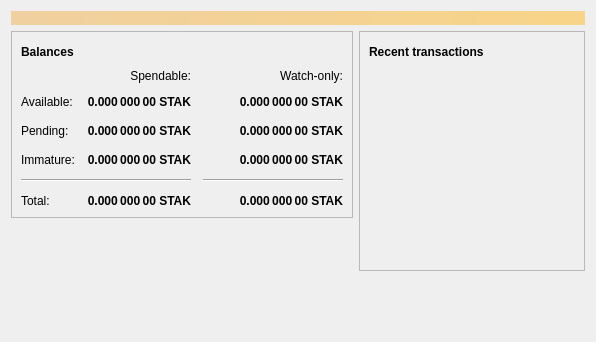
Qt form src/qt/forms/overviewpage.ui (weycoin/weycoin) before a commit.
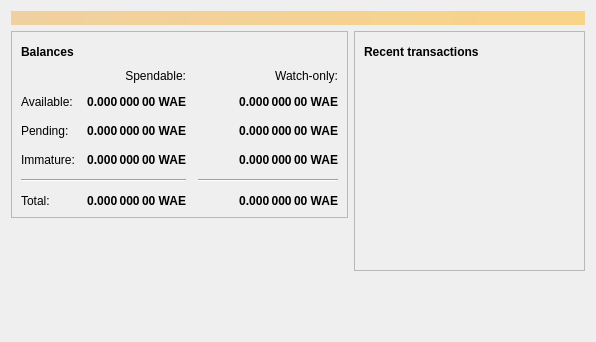
The same form after that commit. Icons and pictures are not drawn.

What changed in the file:
```diff
--- a/src/qt/forms/overviewpage.ui
+++ b/src/qt/forms/overviewpage.ui
@@ -129,7 +129,7 @@
                <string>Unconfirmed transactions to watch-only addresses</string>
               </property>
               <property name="text">
-               <string notr="true">0.000 000 00 STAK</string>
+               <string notr="true">0.000 000 00 WAE</string>
               </property>
               <property name="alignment">
                <set>Qt::AlignRight|Qt::AlignTrailing|Qt::AlignVCenter</set>
@@ -154,7 +154,7 @@
                <string>Total of transactions that have yet to be confirmed, and do not yet count toward the spendable balance</string>
               </property>
               <property name="text">
-               <string notr="true">0.000 000 00 STAK</string>
+               <string notr="true">0.000 000 00 WAE</string>
               </property>
               <property name="alignment">
                <set>Qt::AlignRight|Qt::AlignTrailing|Qt::AlignVCenter</set>
@@ -179,7 +179,7 @@
                <string>Mined balance in watch-only addresses that has not yet matured</string>
               </property>
               <property name="text">
-               <string notr="true">0.000 000 00 STAK</string>
+               <string notr="true">0.000 000 00 WAE</string>
               </property>
               <property name="alignment">
                <set>Qt::AlignRight|Qt::AlignTrailing|Qt::AlignVCenter</set>
@@ -237,7 +237,7 @@
                <string>Mined balance that has not yet matured</string>
               </property>
               <property name="text">
-               <string notr="true">0.000 000 00 STAK</string>
+               <string notr="true">0.000 000 00 WAE</string>
               </property>
               <property name="alignment">
                <set>Qt::AlignRight|Qt::AlignTrailing|Qt::AlignVCenter</set>
@@ -282,7 +282,7 @@
                <string>Your current total balance</string>
               </property>
               <property name="text">
-               <string notr="true">0.000 000 00 STAK</string>
+               <string notr="true">0.000 000 00 WAE</string>
               </property>
               <property name="alignment">
                <set>Qt::AlignRight|Qt::AlignTrailing|Qt::AlignVCenter</set>
@@ -307,7 +307,7 @@
                <string>Current total balance in watch-only addresses</string>
               </property>
               <property name="text">
-               <string notr="true">0.000 000 00 STAK</string>
+               <string notr="true">0.000 000 00 WAE</string>
               </property>
               <property name="alignment">
                <set>Qt::AlignRight|Qt::AlignTrailing|Qt::AlignVCenter</set>
@@ -349,7 +349,7 @@
                <string>Your current spendable balance</string>
               </property>
               <property name="text">
-               <string notr="true">0.000 000 00 STAK</string>
+               <string notr="true">0.000 000 00 WAE</string>
               </property>
               <property name="alignment">
                <set>Qt::AlignRight|Qt::AlignTrailing|Qt::AlignVCenter</set>
@@ -374,7 +374,7 @@
                <string>Your current balance in watch-only addresses</string>
               </property>
               <property name="text">
-               <string notr="true">0.000 000 00 STAK</string>
+               <string notr="true">0.000 000 00 WAE</string>
               </property>
               <property name="alignment">
                <set>Qt::AlignRight|Qt::AlignTrailing|Qt::AlignVCenter</set>
```
